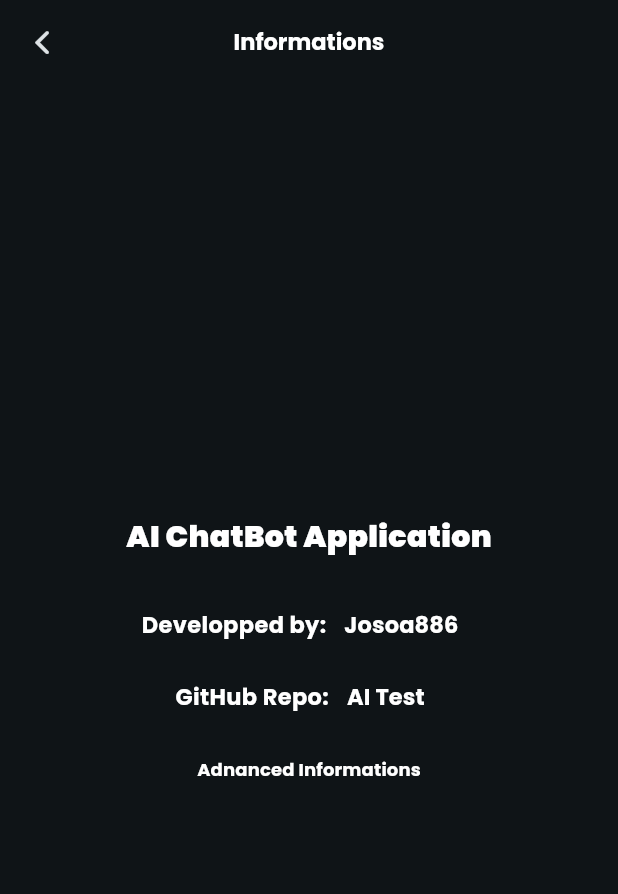
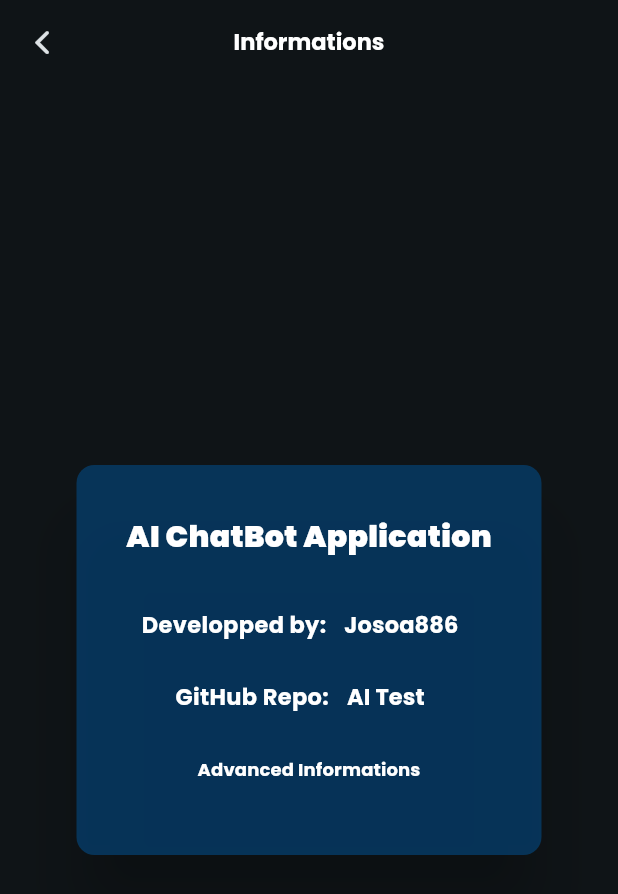
Before and after one commit to josoavj/ai.assistant, a Flutter app: the screen it shows after launch, in the side drawer, after a tap on "A propos", on a phone screen of 412 x 824 dp. Shown: the top 894 px of the screen. Run offline on Flutter 3.47's test engine with Material 3 defaults, Android fonts, the phone set to English and light mode, and no system bars; our stand-ins replace firebase_core, flutter_markdown, google_fonts, google_generative_ai; accounts and stored records are empty.

Commit message:
style: Color palette

```diff
--- a/lib/pages/about.dart
+++ b/lib/pages/about.dart
@@ -28,7 +28,17 @@ class _AboutState extends State<About> {
         centerTitle: true
       ),
       body: Center(
+        child: Card(
+          color: const Color.fromARGB(178, 4, 66, 117),
+          elevation: 20,
+          child: Padding(
+            padding: const EdgeInsets.all(30),
+            child: SizedBox(
+              width: 250,
+              height: 200,
               child: Column(
+                mainAxisSize: MainAxisSize.min,
+                crossAxisAlignment: CrossAxisAlignment.center,
                 mainAxisAlignment: MainAxisAlignment.center,
                 children: [
                   Text(
@@ -99,7 +109,7 @@ class _AboutState extends State<About> {
                   ),
                   TextButton(
                     child: Text(
-                  "Adnanced Informations",
+                        "Advanced Informations",
                         style: GoogleFonts.poppins(
                           fontSize: 12,
                           color: Colors.white,
@@ -134,6 +144,9 @@ class _AboutState extends State<About> {
                     ),
                 ],),
             ),
+          ),
+        ),
+      ),
     );
   }
 }
```
Lines whose indentation alone changed are shown as unchanged.
